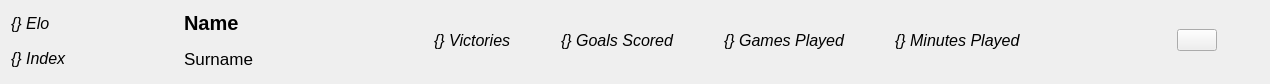
eharquin/babyfut, file babyfut_master/ui/playerlist.ui: the form before one commit.
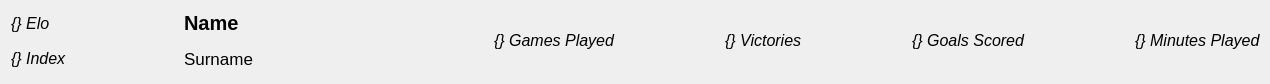
The form after the commit. Icons and pictures are not drawn.

The edit to the form file:
```diff
--- a/babyfut_master/ui/playerlist.ui
+++ b/babyfut_master/ui/playerlist.ui
@@ -165,6 +165,32 @@
      </property>
     </spacer>
    </item>
+   <item>
+    <widget class="QLabel" name="lblGamesPlayed">
+     <property name="font">
+      <font>
+       <pointsize>12</pointsize>
+       <italic>true</italic>
+      </font>
+     </property>
+     <property name="text">
+      <string comment="Form">{} Games Played</string>
+     </property>
+    </widget>
+   </item>
+   <item>
+    <spacer name="horizontalSpacer_5">
+     <property name="orientation">
+      <enum>Qt::Horizontal</enum>
+     </property>
+     <property name="sizeHint" stdset="0">
+      <size>
+       <width>40</width>
+       <height>20</height>
+      </size>
+     </property>
+    </spacer>
+   </item>
    <item>
     <widget class="QLabel" name="lblVictories">
      <property name="font">
@@ -204,32 +230,6 @@
      </property>
     </widget>
    </item>
-   <item>
-    <spacer name="horizontalSpacer_5">
-     <property name="orientation">
-      <enum>Qt::Horizontal</enum>
-     </property>
-     <property name="sizeHint" stdset="0">
-      <size>
-       <width>40</width>
-       <height>20</height>
-      </size>
-     </property>
-    </spacer>
-   </item>
-   <item>
-    <widget class="QLabel" name="lblGamesPlayed">
-     <property name="font">
-      <font>
-       <pointsize>12</pointsize>
-       <italic>true</italic>
-      </font>
-     </property>
-     <property name="text">
-      <string comment="Form">{} Games Played</string>
-     </property>
-    </widget>
-   </item>
    <item>
     <spacer name="horizontalSpacer_4">
      <property name="orientation">
@@ -256,52 +256,6 @@
      </property>
     </widget>
    </item>
-   <item>
-    <spacer name="horizontalSpacer_9">
-     <property name="orientation">
-      <enum>Qt::Horizontal</enum>
-     </property>
-     <property name="sizeHint" stdset="0">
-      <size>
-       <width>150</width>
-       <height>20</height>
-      </size>
-     </property>
-    </spacer>
-   </item>
-   <item>
-    <widget class="QPushButton" name="deleteButton">
-     <property name="focusPolicy">
-      <enum>Qt::StrongFocus</enum>
-     </property>
-     <property name="text">
-      <string/>
-     </property>
-     <property name="icon">
-      <iconset resource="assets.qrc">
-       <normaloff>:/ui/img/icons/red-cross.png</normaloff>:/ui/img/icons/red-cross.png</iconset>
-     </property>
-     <property name="iconSize">
-      <size>
-       <width>32</width>
-       <height>32</height>
-      </size>
-     </property>
-    </widget>
-   </item>
-   <item>
-    <spacer name="horizontalSpacer_3">
-     <property name="orientation">
-      <enum>Qt::Horizontal</enum>
-     </property>
-     <property name="sizeHint" stdset="0">
-      <size>
-       <width>20</width>
-       <height>20</height>
-      </size>
-     </property>
-    </spacer>
-   </item>
   </layout>
  </widget>
  <resources>
```
